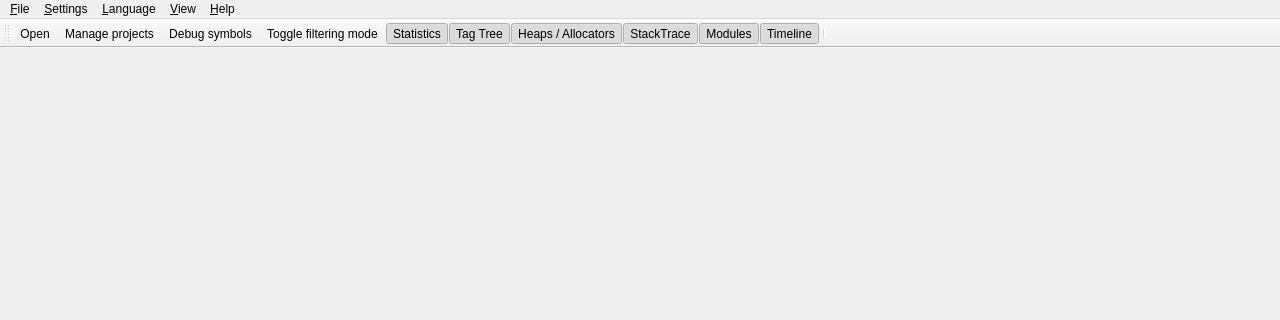
Above: src/mtuner.ui from RudjiGames/MTuner before the change; both pictures show x 0 to 1280 and y 0 to 320 of the 1280 by 720 pixel window. Below: the same form after it.
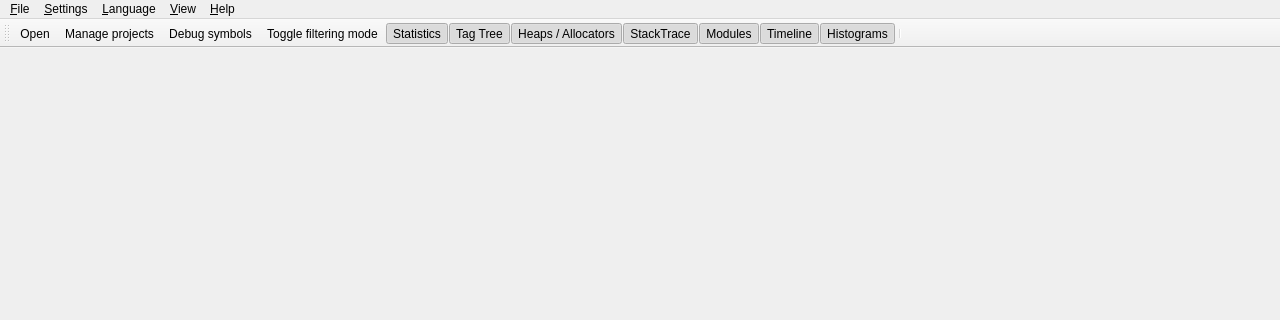
That is the form after the change. Icons and pictures are not drawn.

The edit to the form file:
```diff
--- a/src/mtuner.ui
+++ b/src/mtuner.ui
@@ -126,6 +126,7 @@
    <addaction name="action_View_StackTrace"/>
    <addaction name="action_view_ModulesDock"/>
    <addaction name="action_View_Memory_Graph"/>
+   <addaction name="action_View_Histograms"/>
    <addaction name="separator"/>
   </widget>
   <action name="action_Open">
```
